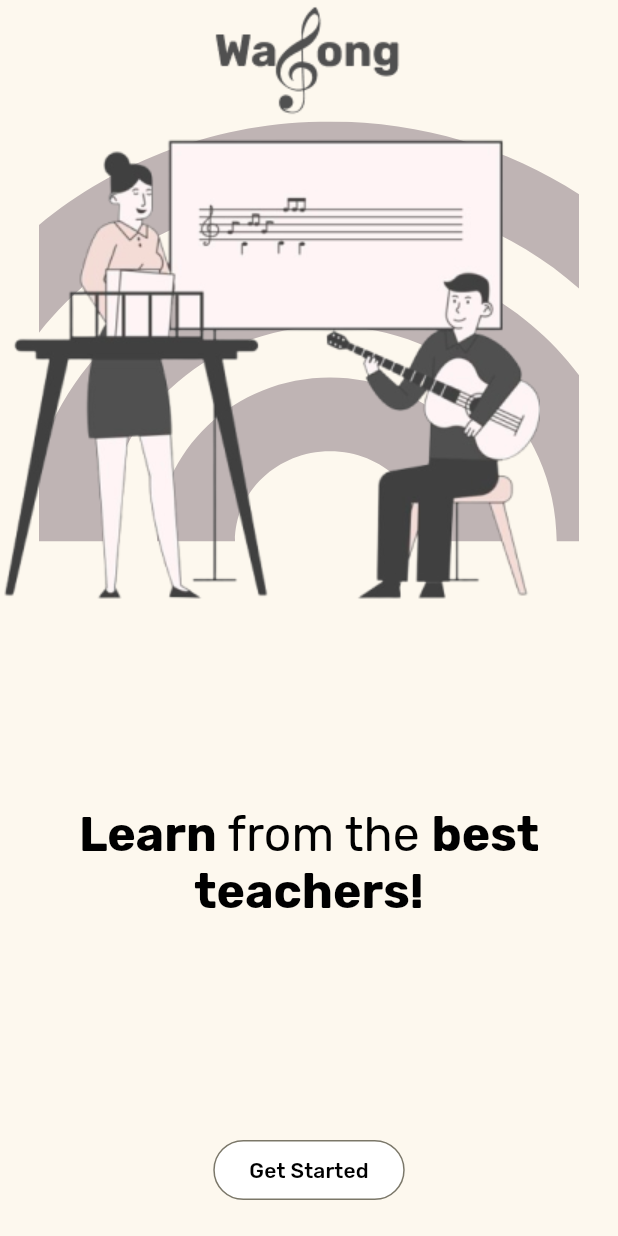
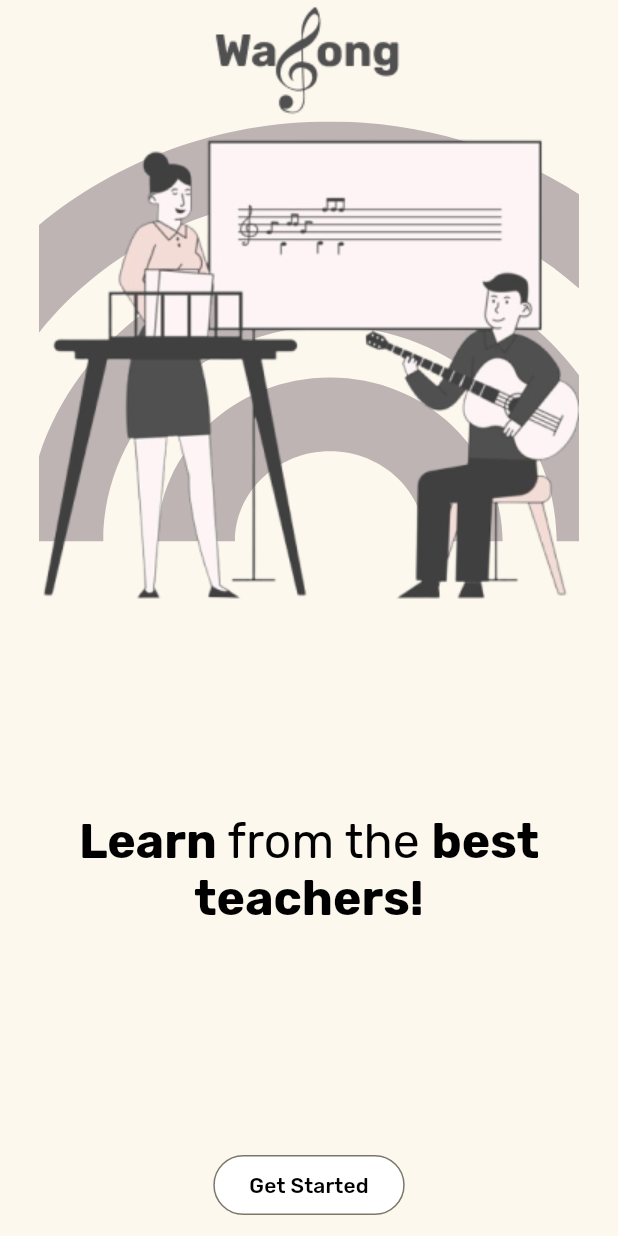
Before and after one commit to WaSong-Reksti/wasong_mobile_app, a Flutter app: the screen it shows after launch, after a tap on "Next", on a phone screen of 412 x 824 dp. Run offline on Flutter 3.47's test engine with Material 3 defaults, Android fonts, the phone set to English and light mode, and no system bars; our stand-ins replace flutter_svg, google_fonts; network calls fail.

Commit message:
add class

```diff
--- a/lib/screens/landing_screens.dart
+++ b/lib/screens/landing_screens.dart
@@ -31,7 +31,9 @@ class LandingScreen1 extends StatelessWidget {
                             semanticsLabel: 'My SVG Image',
                           )),
                         ),
-                        Image.asset("images/decor/landing_page_1.png")
+                        Center(
+                            child:
+                                Image.asset("images/decor/landing_page_1.png"))
                       ]),
                     ],
                   ),
@@ -62,8 +64,23 @@ class LandingScreen1 extends StatelessWidget {
                       onPressed: () => {
                         Navigator.pushReplacement(
                           context,
-                          MaterialPageRoute(
-                              builder: (context) => const LandingScreen2()),
+                          PageRouteBuilder(pageBuilder:
+                              (context, animation, secondaryAnimation) {
+                            return const LandingScreen2();
+                          }, transitionsBuilder:
+                              (context, animation, secondaryAnimation, child) {
+                            var begin = const Offset(1.0, 0.0);
+                            var end = Offset.zero;
+                            var curve = Curves.ease;
+                            var tween = Tween(begin: begin, end: end)
+                                .chain(CurveTween(curve: curve));
+                            var offsetAnimation = animation.drive(tween);
+
+                            return SlideTransition(
+                              position: offsetAnimation,
+                              child: child,
+                            );
+                          }),
                         )
                       },
                       style: ButtonStyle(
@@ -95,7 +112,7 @@ class LandingScreen2 extends StatelessWidget {
     return Scaffold(
       body: SafeArea(
         child: Padding(
-          padding: const EdgeInsets.only(bottom: 20.0),
+          padding: const EdgeInsets.only(bottom: 10.0),
           child: Container(
             color: WasongColorThemes.yellowPale,
             child: Column(
@@ -114,7 +131,9 @@ class LandingScreen2 extends StatelessWidget {
                             semanticsLabel: 'My SVG Image',
                           )),
                         ),
-                        Image.asset("images/decor/landing_page_2.png")
+                        Center(
+                            child:
+                                Image.asset("images/decor/landing_page_2.png"))
                       ]),
                     ],
                   ),
```
Also changed, not shown: lib/components/class_grid.dart (+72 -7 lines), lib/navigations/main_navigations.dart (+4 -19 lines), lib/screens/class_detail_screen.dart (added, +38 -0 lines), lib/screens/home_screen.dart (+2 -42 lines), lib/utilities/dummy_data.dart (added, +60 -0 lines).
